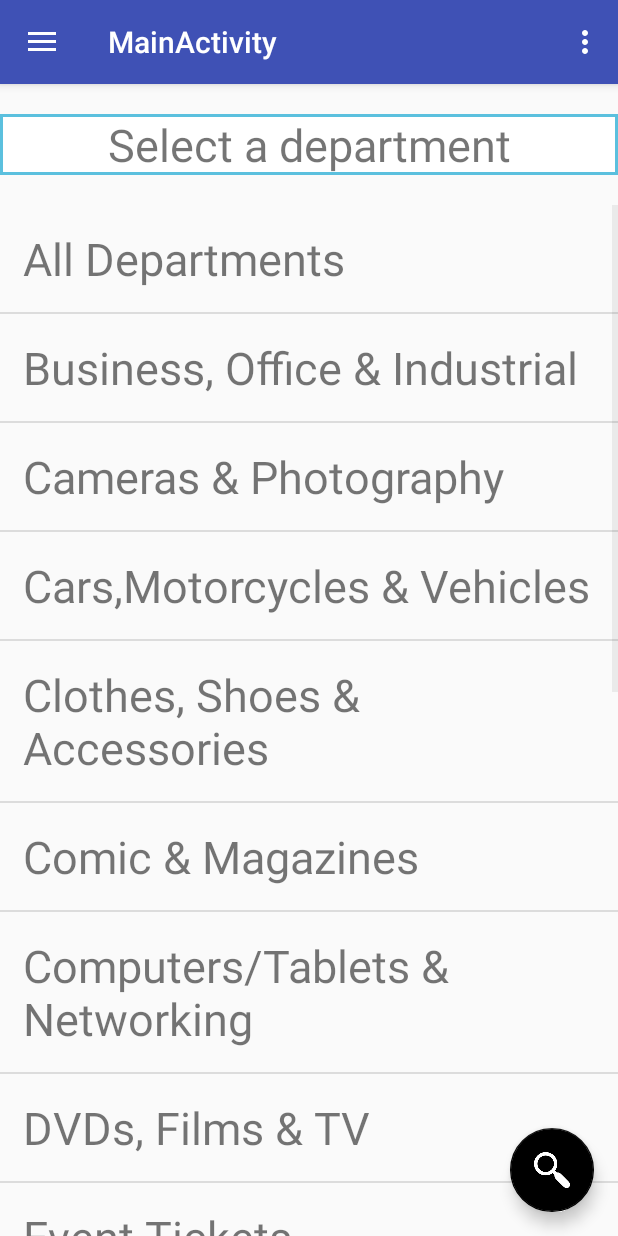
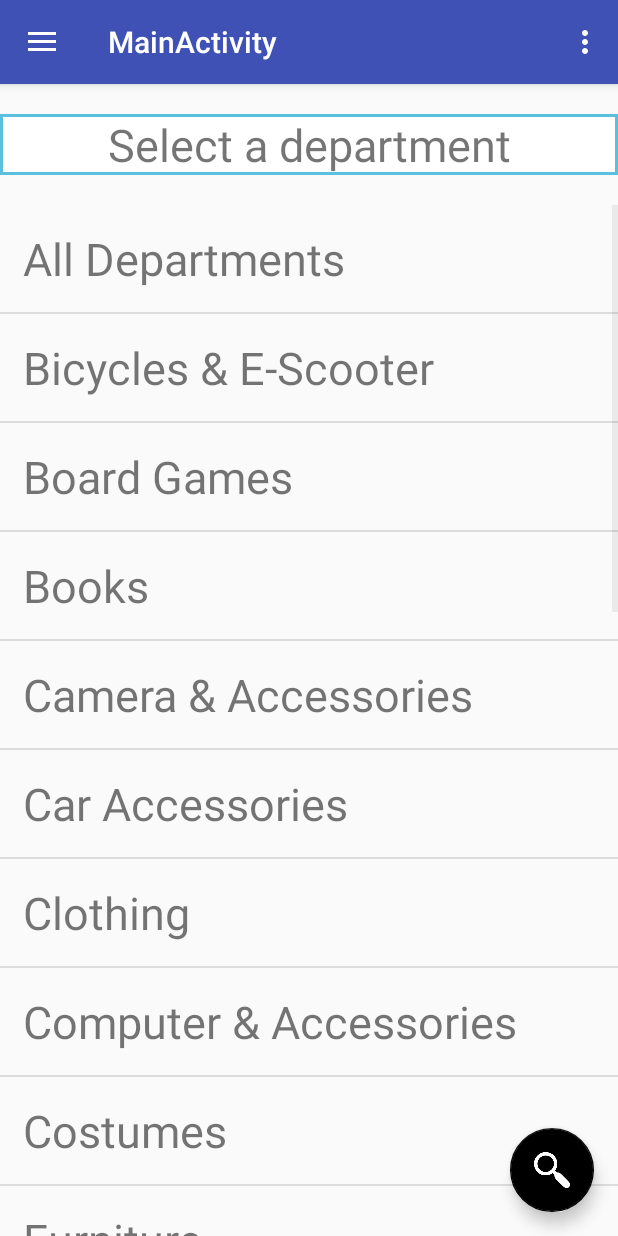
Before and after one commit to andreienache97/borrowMe-rental-marketpalce-Android, an Android app: the MainActivity screen opened directly, with no data from a screen before it, on a phone screen of 412 x 824 dp. Run offline under Robolectric (Android 15) with nearby library versions, the phone set to English and light mode, and no system bars; network calls fail.

Commit message:
department names

```diff
--- a/app/src/main/java/com/groupProject/borrowMe/Add_itemActivity.java
+++ b/app/src/main/java/com/groupProject/borrowMe/Add_itemActivity.java
@@ -25,9 +25,9 @@ import java.util.Calendar;
 public class Add_itemActivity extends AppCompatActivity implements AdapterView.OnItemSelectedListener {
 
     private static final String[] DepartmentNames={"Select a department","Mobile Devices & Tablets" ,"Camera & Accessories",
-    "Computer & Accessories", "Tools & Equipments", "Furnitures", "Home Appliances", "Bicycles & E-Scooter",
+    "Computer & Accessories", "Tools & Equipments", "Furniture", "Home Appliances", "Bicycles & E-Scooter",
     "Car Accessories", "Sports Equipments", "Party", "Wedding Essentials", "Clothing", "Costumes", "Luxury", "Travel Essentials",
-    "Outdoor Essentials", "Board Games", "Toys", "Video Games", "Books", "Healthcare Items", "Music Related", "Ohters"};
+    "Outdoor Essentials", "Board Games", "Toys", "Video Games", "Books", "Healthcare Items", "Music Related", "Other"};
 
     @Override
     protected void onCreate(Bundle savedInstanceState) {
--- a/app/src/main/java/com/groupProject/borrowMe/MainActivity.java
+++ b/app/src/main/java/com/groupProject/borrowMe/MainActivity.java
@@ -24,7 +24,10 @@ public class MainActivity extends AppCompatActivity
         implements NavigationView.OnNavigationItemSelectedListener {
 
     private ListView listView;
-    private static String[] LANG = new String[] {"All Departments","Comic & Magazines", "Business, Office & Industrial", "Cameras & Photography", "Cars,Motorcycles & Vehicles", "Clothes, Shoes & Accessories", "Computers/Tablets & Networking", "DVDs, Films & TV", "Event Tickets", "Garden & Patio", "Health & Beauty", "Holiday & Travel", "Home,Furniture", "Mobile Phones & Communication", "Music, Sound & Vision", "Sporting Goods", "Video Games & Consoles", "Everything else"};
+    private static String[] LANG = new String[] {"All Departments","Mobile Devices & Tablets" ,"Camera & Accessories",
+            "Computer & Accessories", "Tools & Equipments", "Furniture", "Home Appliances", "Bicycles & E-Scooter",
+            "Car Accessories", "Sports Equipments", "Party", "Wedding Essentials", "Clothing", "Costumes", "Luxury", "Travel Essentials",
+            "Outdoor Essentials", "Board Games", "Toys", "Video Games", "Books", "Healthcare Items", "Music Related", "Other"};
 
     //HI
 
```
